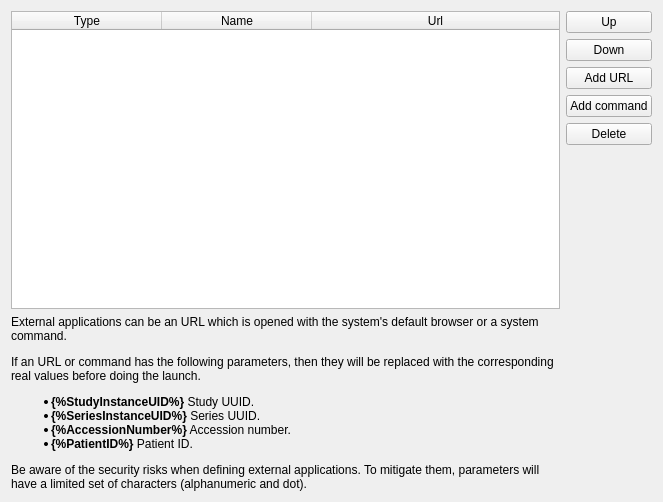
Qt form starviewer/src/core/qexternalapplicationconfigurationscreenbase.ui (starviewer-medical/starviewer) before a commit.
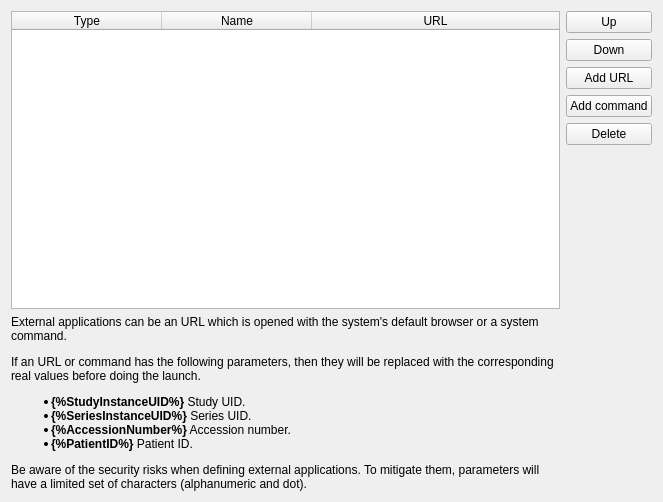
The same form after that commit. Icons and pictures are not drawn.

```diff
--- a/starviewer/src/core/qexternalapplicationconfigurationscreenbase.ui
+++ b/starviewer/src/core/qexternalapplicationconfigurationscreenbase.ui
@@ -77,7 +77,7 @@
      </column>
      <column>
       <property name="text">
-       <string>Url</string>
+       <string>URL</string>
       </property>
      </column>
     </widget>
@@ -106,8 +106,8 @@
 &lt;p&gt;If an URL or command has the following parameters, then they will be replaced with the corresponding real values before doing the launch.&lt;/p&gt;
 
 &lt;ul&gt;
-&lt;li&gt;&lt;b&gt;{%StudyInstanceUID%}&lt;/b&gt; Study UUID.&lt;/li&gt;
-&lt;li&gt;&lt;b&gt;{%SeriesInstanceUID%}&lt;/b&gt; Series UUID.&lt;/li&gt;
+&lt;li&gt;&lt;b&gt;{%StudyInstanceUID%}&lt;/b&gt; Study UID.&lt;/li&gt;
+&lt;li&gt;&lt;b&gt;{%SeriesInstanceUID%}&lt;/b&gt; Series UID.&lt;/li&gt;
 &lt;li&gt;&lt;b&gt;{%AccessionNumber%}&lt;/b&gt; Accession number.&lt;/li&gt;
 &lt;li&gt;&lt;b&gt;{%PatientID%}&lt;/b&gt; Patient ID.&lt;/li&gt;
 &lt;/ul&gt;
```
